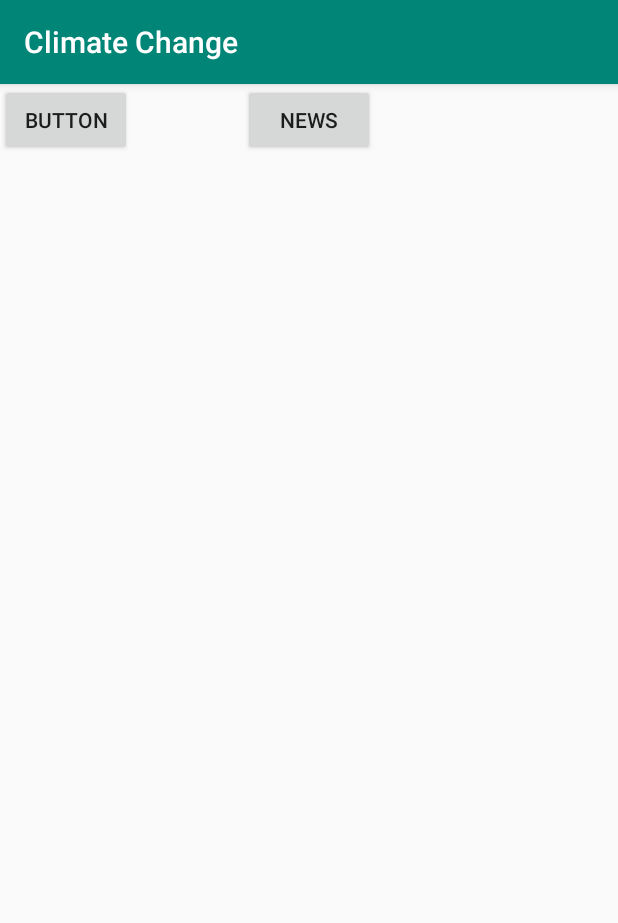
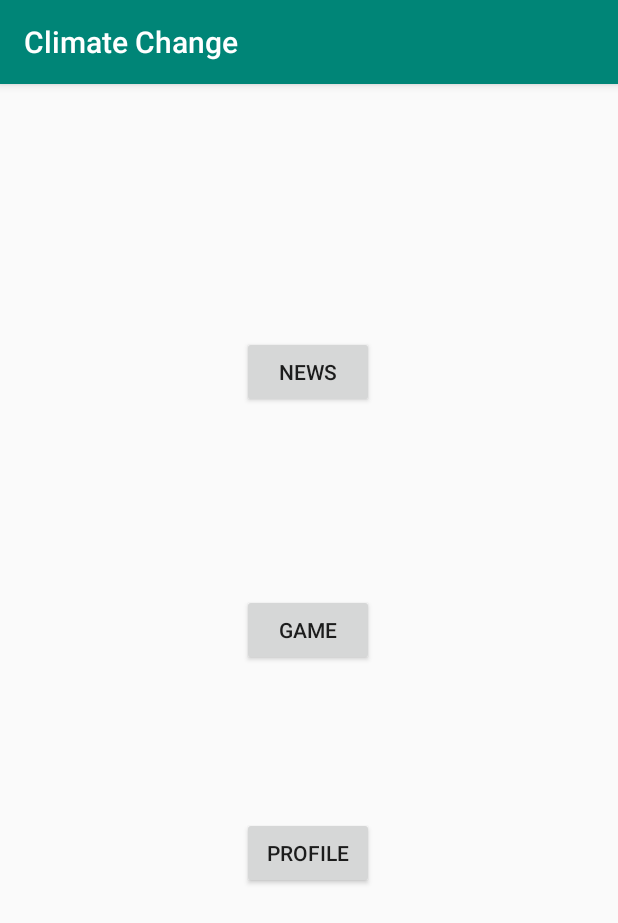
Before and after one commit to burskapasi/Climate_Change, an Android app: the screen it shows after launch (MainActivity), on a phone screen of 412 x 824 dp. Shown: the top 923 px of the screen. Run offline under Robolectric (Android 15) with nearby library versions, the phone set to English and light mode, and no system bars.

Commit message:
project Pages with button

```diff
--- a/app/src/main/java/com/example/climatechange/MainActivity.java
+++ b/app/src/main/java/com/example/climatechange/MainActivity.java
@@ -1,14 +1,57 @@
 package com.example.climatechange;
 
+import android.content.Intent;
 import android.os.Bundle;
+import android.view.View;
+import android.widget.Button;
 
 import androidx.appcompat.app.AppCompatActivity;
 
 public class MainActivity extends AppCompatActivity {
 
+    private Button news;
+    private Button game;
+    private Button profile;
+
     @Override
     protected void onCreate(Bundle savedInstanceState) {
         super.onCreate(savedInstanceState);
         setContentView(R.layout.activity_main);
+
+        news = findViewById(R.id.buttonNews);
+        news.setOnClickListener(new View.OnClickListener() {
+            @Override
+            public void onClick(View view) {
+                openActivityNews();
+            }
+        });
+
+        game = findViewById(R.id.buttonGame);
+        game.setOnClickListener(new View.OnClickListener() {
+            @Override
+            public void onClick(View view) {
+                openActivityGame();
+            }
+        });
+
+        profile = findViewById(R.id.buttonProfile);
+        profile.setOnClickListener(new View.OnClickListener() {
+            @Override
+            public void onClick(View view) {
+                openActivityProfile();
+            }
+        });
+    }
+    public void openActivityNews(){
+        Intent intent = new Intent(this, NewsActivity.class);
+        startActivity(intent);
+    }
+    public void openActivityGame(){
+        Intent intent = new Intent(this, GameActivity.class);
+        startActivity(intent);
+    }
+    public void openActivityProfile(){
+        Intent intent = new Intent(this, ProfileActivity.class);
+        startActivity(intent);
     }
 }
--- a/app/src/main/res/layout/activity_main.xml
+++ b/app/src/main/res/layout/activity_main.xml
@@ -10,17 +10,35 @@
         android:id="@+id/buttonNews"
         android:layout_width="wrap_content"
         android:layout_height="wrap_content"
+        android:layout_marginTop="168dp"
         android:text="News"
         app:layout_constraintEnd_toEndOf="parent"
+        app:layout_constraintHorizontal_bias="0.498"
         app:layout_constraintStart_toStartOf="parent"
         app:layout_constraintTop_toTopOf="parent" />
 
     <Button
-        android:id="@+id/button2"
+        android:id="@+id/buttonGame"
         android:layout_width="wrap_content"
         android:layout_height="wrap_content"
-        android:text="Button"
-        tools:layout_editor_absoluteX="168dp"
-        tools:layout_editor_absoluteY="112dp" />
+        android:layout_marginTop="124dp"
+        android:text="Game"
+        app:layout_constraintEnd_toEndOf="parent"
+        app:layout_constraintHorizontal_bias="0.0"
+        app:layout_constraintStart_toStartOf="@+id/buttonNews"
+        app:layout_constraintTop_toBottomOf="@+id/buttonNews" />
+
+    <Button
+        android:id="@+id/buttonProfile"
+        android:layout_width="wrap_content"
+        android:layout_height="wrap_content"
+        android:layout_marginTop="96dp"
+        android:text="Profile"
+        app:layout_constraintBottom_toBottomOf="parent"
+        app:layout_constraintEnd_toEndOf="@+id/buttonGame"
+        app:layout_constraintHorizontal_bias="0.0"
+        app:layout_constraintStart_toStartOf="@+id/buttonGame"
+        app:layout_constraintTop_toBottomOf="@+id/buttonGame"
+        app:layout_constraintVertical_bias="0.02" />
 
 </androidx.constraintlayout.widget.ConstraintLayout>
```
